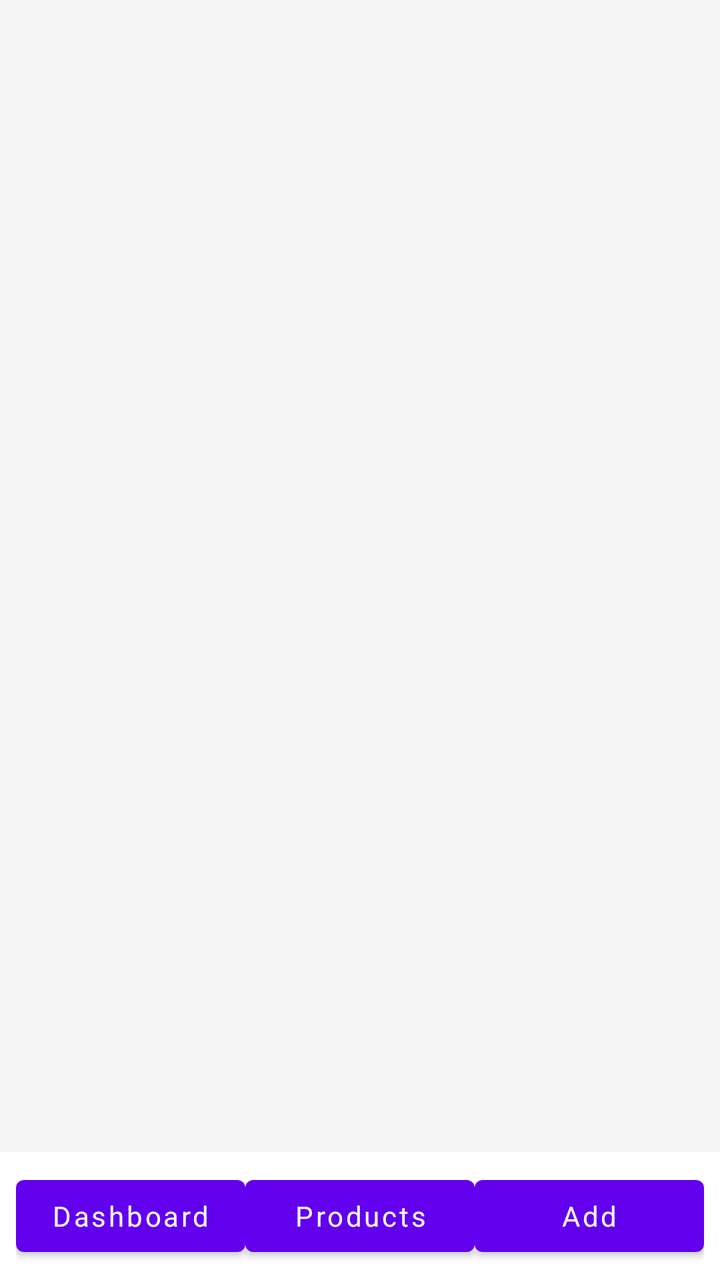
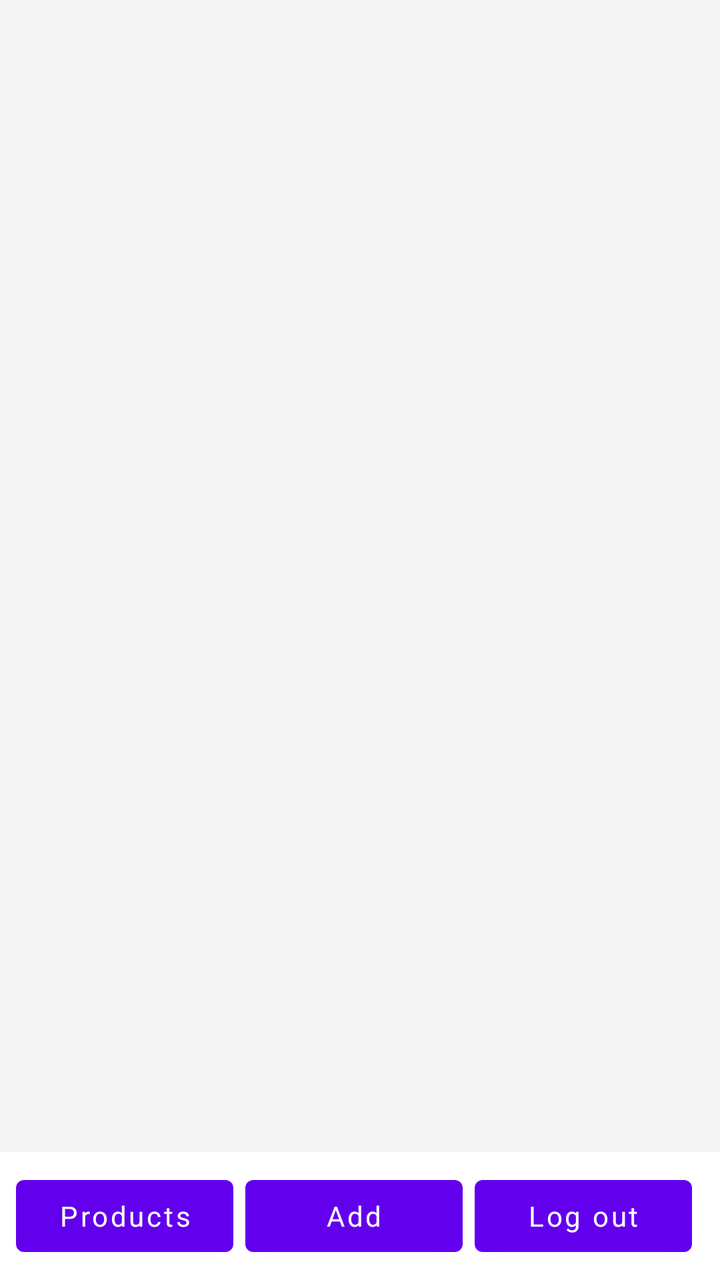

Screens rendered from an Android XML layout before and after an edit, with the pre-edit source and the edit as a unified diff.
<!-- AndroidManifest.xml: application theme Theme.WarrantyVault -->
<!-- res/layout/activity_main.xml -->
<?xml version="1.0" encoding="utf-8"?>
<LinearLayout xmlns:android="http://schemas.android.com/apk/res/android"
    android:layout_width="match_parent"
    android:layout_height="match_parent"
    android:orientation="vertical"
    android:background="#F5F5F5">

    <FrameLayout
        android:id="@+id/fragmentContainer"
        android:layout_width="match_parent"
        android:layout_height="0dp"
        android:layout_weight="1" />

    <LinearLayout
        android:layout_width="match_parent"
        android:layout_height="64dp"
        android:orientation="horizontal"
        android:padding="8dp"
        android:background="#FFFFFF">

        <Button
            android:id="@+id/btnDashboard"
            android:layout_width="0dp"
            android:layout_height="match_parent"
            android:layout_weight="1"
            android:text="Dashboard"
            android:textAllCaps="false" />

        <Button
            android:id="@+id/btnProducts"
            android:layout_width="0dp"
            android:layout_height="match_parent"
            android:layout_weight="1"
            android:text="Products"
            android:textAllCaps="false" />

        <Button
            android:id="@+id/btnAdd"
            android:layout_width="0dp"
            android:layout_height="match_parent"
            android:layout_weight="1"
            android:text="Add"
            android:textAllCaps="false" />

    </LinearLayout>

</LinearLayout>
<!-- resources referenced by this layout -->
<resources>
  <style name="Theme.WarrantyVault" parent="Theme.MaterialComponents.DayNight.NoActionBar">
          <item name="android:textColor">#000000</item>
          <item name="android:fontFamily">sans-serif</item>
          <item name="android:colorAccent">@color/primary</item>
          <item name="android:navigationBarColor">@color/background</item>
          <item name="android:statusBarColor">@color/primary</item>
          <item name="android:windowLightStatusBar">false</item>
  
      </style>
  <color name="primary">#315EFB</color>
  <color name="background">#F7F8FC</color>
</resources>

<!-- the commit's change to res/layout/activity_main.xml (unified diff, before → after) -->
@@ -14,23 +14,16 @@
     <LinearLayout
         android:layout_width="match_parent"
         android:layout_height="64dp"
+        android:background="#FFFFFF"
         android:orientation="horizontal"
-        android:padding="8dp"
-        android:background="#FFFFFF">
-
-        <Button
-            android:id="@+id/btnDashboard"
-            android:layout_width="0dp"
-            android:layout_height="match_parent"
-            android:layout_weight="1"
-            android:text="Dashboard"
-            android:textAllCaps="false" />
+        android:padding="8dp">
 
         <Button
             android:id="@+id/btnProducts"
             android:layout_width="0dp"
             android:layout_height="match_parent"
             android:layout_weight="1"
+            android:layout_marginEnd="6dp"
             android:text="Products"
             android:textAllCaps="false" />
 
@@ -40,6 +33,16 @@
             android:layout_height="match_parent"
             android:layout_weight="1"
             android:text="Add"
+            android:layout_marginEnd="6dp"
+            android:textAllCaps="false" />
+
+        <Button
+            android:id="@+id/btnLogout"
+            android:layout_width="0dp"
+            android:layout_height="match_parent"
+            android:layout_weight="1"
+            android:layout_marginEnd="6dp"
+            android:text="Log out"
             android:textAllCaps="false" />
 
     </LinearLayout>
